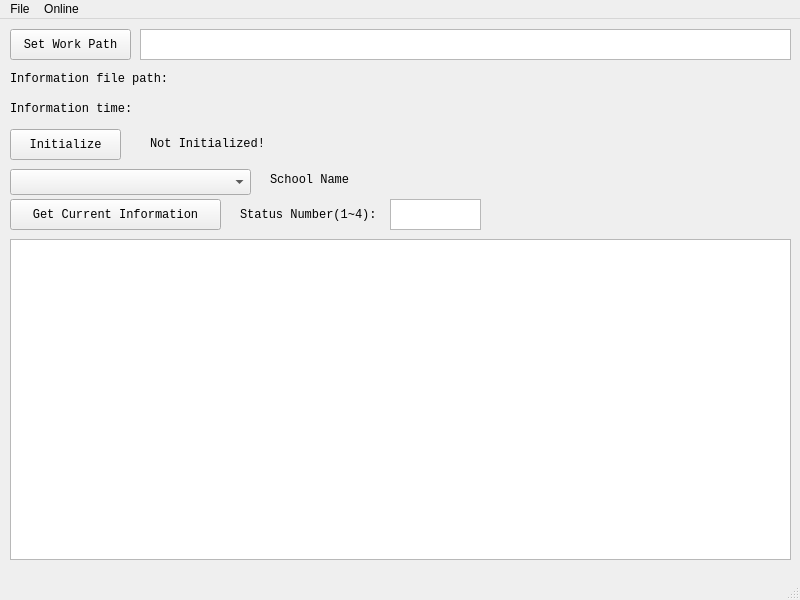
First picture: the form in ui.ui, repository Hangba/NNSE-Information, before the edit.
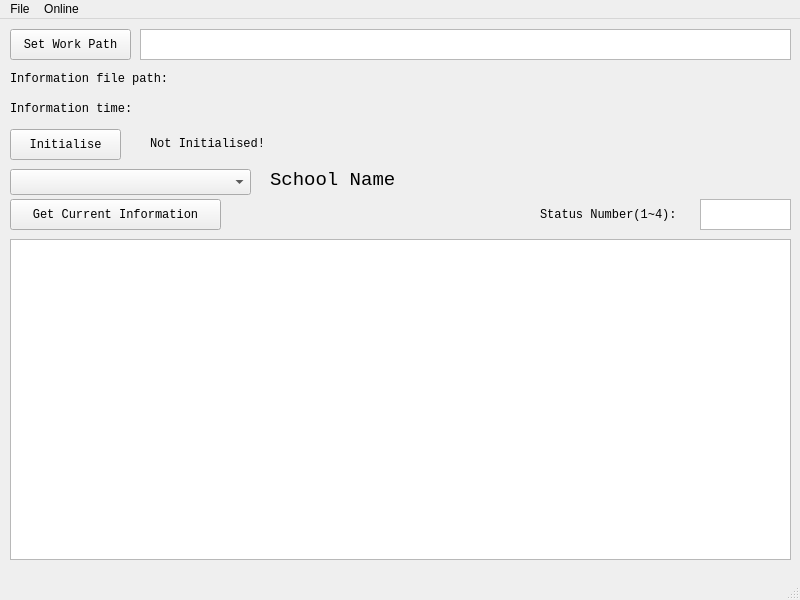
Second picture: the form after the edit.

What changed in the file:
```diff
--- a/ui.ui
+++ b/ui.ui
@@ -35,7 +35,7 @@
      </font>
     </property>
     <property name="text">
-     <string>Initialize</string>
+     <string>Initialise</string>
     </property>
    </widget>
    <widget class="QLabel" name="label">
@@ -79,7 +79,7 @@
      <rect>
       <x>150</x>
       <y>109</y>
-      <width>201</width>
+      <width>141</width>
       <height>31</height>
      </rect>
     </property>
@@ -89,7 +89,7 @@
      </font>
     </property>
     <property name="text">
-     <string>Not Initialized!</string>
+     <string>Not Initialised!</string>
     </property>
    </widget>
    <widget class="QComboBox" name="schoolCodeSelection">
@@ -140,6 +140,7 @@
     <property name="font">
      <font>
       <family>Consolas</family>
+      <pointsize>14</pointsize>
      </font>
     </property>
     <property name="text">
@@ -195,9 +196,9 @@
    <widget class="QLabel" name="label_3">
     <property name="geometry">
      <rect>
-      <x>240</x>
+      <x>540</x>
       <y>180</y>
-      <width>141</width>
+      <width>151</width>
       <height>31</height>
      </rect>
     </property>
@@ -213,7 +214,7 @@
    <widget class="QTextEdit" name="StatusNum">
     <property name="geometry">
      <rect>
-      <x>390</x>
+      <x>700</x>
       <y>180</y>
       <width>91</width>
       <height>31</height>
```
Left out of the diff: 30 changed lines with no effect on the pictures.
